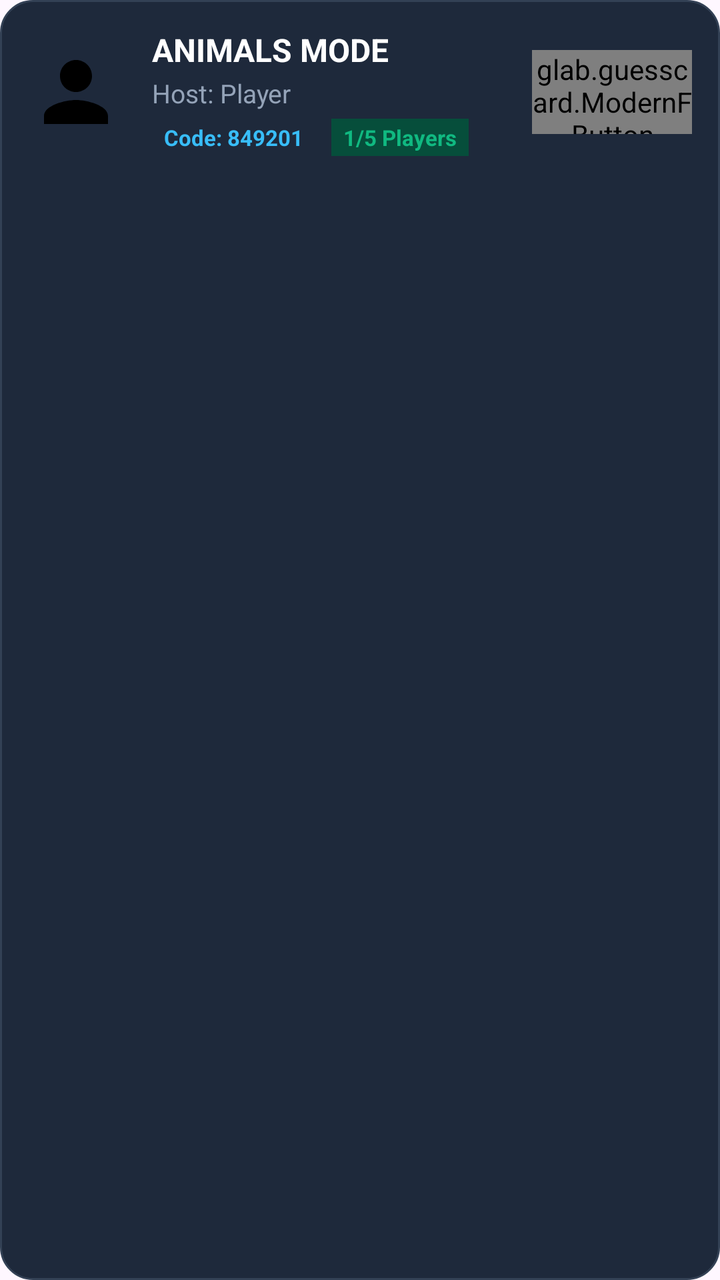
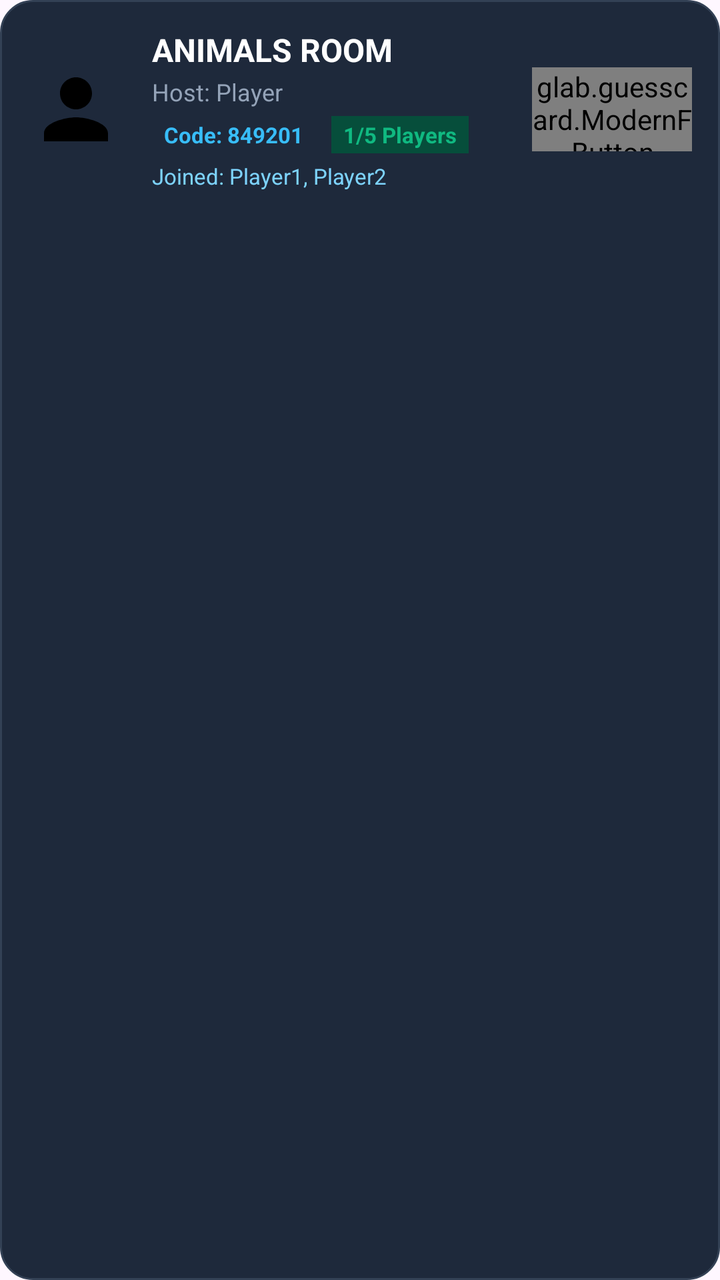

Screens rendered from an Android XML layout before and after an edit, with the pre-edit source and the edit as a unified diff.
<!-- AndroidManifest.xml: application theme Theme.TerritoryWars -->
<!-- res/layout/item_active_room.xml -->
<?xml version="1.0" encoding="utf-8"?>
<FrameLayout xmlns:android="http://schemas.android.com/apk/res/android"
    xmlns:app="http://schemas.android.com/apk/res-auto"
    android:layout_width="match_parent"
    android:layout_height="wrap_content"
    android:layout_marginBottom="12dp"
    android:background="@drawable/shape_glass_card"
    android:padding="14dp">

    <LinearLayout
        android:layout_width="match_parent"
        android:layout_height="wrap_content"
        android:gravity="center_vertical"
        android:orientation="horizontal">

        
        <com.google.android.material.imageview.ShapeableImageView
            android:id="@+id/imgActiveRoomHostAvatar"
            android:layout_width="48dp"
            android:layout_height="48dp"
            android:scaleType="centerCrop"
            android:src="@drawable/ic_profile"
            app:shapeAppearanceOverlay="@style/ShapeAppearance.Material3.Corner.Full" />

        <LinearLayout
            android:layout_width="0dp"
            android:layout_height="wrap_content"
            android:layout_weight="1"
            android:layout_marginStart="14dp"
            android:orientation="vertical">

            <TextView
                android:id="@+id/tvActiveRoomMode"
                android:layout_width="wrap_content"
                android:layout_height="wrap_content"
                android:text="ANIMALS MODE"
                android:textColor="#FFFFFF"
                android:textSize="16sp"
                android:textStyle="bold" />

            <TextView
                android:id="@+id/tvActiveRoomHost"
                android:layout_width="wrap_content"
                android:layout_height="wrap_content"
                android:text="Host: Player"
                android:textColor="#94A3B8"
                android:textSize="13sp"
                android:layout_marginTop="2dp" />

            <LinearLayout
                android:layout_width="wrap_content"
                android:layout_height="wrap_content"
                android:orientation="horizontal"
                android:layout_marginTop="4dp">

                <TextView
                    android:id="@+id/tvActiveRoomCode"
                    android:layout_width="wrap_content"
                    android:layout_height="wrap_content"
                    android:text="Code: 849201"
                    android:textColor="#38BDF8"
                    android:textSize="11sp"
                    android:textStyle="bold"
                    android:background="#1E293B"
                    android:paddingStart="6dp"
                    android:paddingEnd="6dp"
                    android:paddingTop="2dp"
                    android:paddingBottom="2dp" />

                <TextView
                    android:id="@+id/tvActiveRoomPlayers"
                    android:layout_width="wrap_content"
                    android:layout_height="wrap_content"
                    android:text="1/5 Players"
                    android:textColor="#10B981"
                    android:textSize="11sp"
                    android:textStyle="bold"
                    android:background="#064E3B"
                    android:paddingStart="6dp"
                    android:paddingEnd="6dp"
                    android:paddingTop="2dp"
                    android:paddingBottom="2dp"
                    android:layout_marginStart="8dp" />
            </LinearLayout>

        </LinearLayout>

        
        <glab.guesscard.ModernFButton
            android:id="@+id/btnJoinActiveRoom"
            android:layout_width="80dp"
            android:layout_height="42dp"
            android:text="JOIN" />

    </LinearLayout>
</FrameLayout>
<!-- resources referenced by this layout -->
<resources>
  <!-- drawable ic_profile (drawable) -->
  <?xml version="1.0" encoding="utf-8"?>
  <vector xmlns:android="http://schemas.android.com/apk/res/android"
      android:width="24dp"
      android:height="24dp"
      android:viewportWidth="24"
      android:viewportHeight="24">
      <path
          android:fillColor="#FF000000"
          android:pathData="M12,12c2.21,0 4,-1.79 4,-4s-1.79,-4 -4,-4 -4,1.79 -4,4 1.79,4 4,4zM12,14c-2.67,0 -8,1.34 -8,4v2h16v-2c0,-2.66 -5.33,-4 -8,-4z" />
  </vector>
  <!-- drawable shape_glass_card (drawable) -->
  <?xml version="1.0" encoding="utf-8"?>
  <shape xmlns:android="http://schemas.android.com/apk/res/android"
      android:shape="rectangle">
      <solid android:color="#1E293B" />
      <corners android:radius="16dp" />
      <stroke
          android:width="1dp"
          android:color="#334155" />
  </shape>
  <style name="Theme.TerritoryWars" parent="Theme.Material3.DayNight.NoActionBar">
          
          <item name="colorPrimary">@color/purple_500</item>
          <item name="colorPrimaryVariant">@color/purple_700</item>
          <item name="colorOnPrimary">@color/white</item>
          
          <item name="colorSecondary">@color/teal_200</item>
          <item name="colorSecondaryVariant">@color/teal_700</item>
          <item name="colorOnSecondary">@color/black</item>
          
          <item name="android:statusBarColor">@android:color/transparent</item>
          <item name="android:navigationBarColor">@android:color/transparent</item>
          <item name="android:windowDrawsSystemBarBackgrounds">true</item>
      </style>
  <color name="purple_500">#FF6200EE</color>
  <color name="purple_700">#FF3700B3</color>
  <color name="white">#FFFFFFFF</color>
  <color name="teal_200">#FF03DAC5</color>
  <color name="teal_700">#FF018786</color>
  <color name="black">#FF000000</color>
</resources>

<!-- the commit's change to res/layout/item_active_room.xml (unified diff, before → after) -->
@@ -30,22 +30,26 @@
             android:orientation="vertical">
 
             <TextView
-                android:id="@+id/tvActiveRoomMode"
-                android:layout_width="wrap_content"
+                android:id="@+id/tvActiveRoomName"
+                android:layout_width="match_parent"
                 android:layout_height="wrap_content"
-                android:text="ANIMALS MODE"
+                android:text="ANIMALS ROOM"
                 android:textColor="#FFFFFF"
                 android:textSize="16sp"
-                android:textStyle="bold" />
+                android:textStyle="bold"
+                android:maxLines="1"
+                android:ellipsize="end" />
 
             <TextView
                 android:id="@+id/tvActiveRoomHost"
-                android:layout_width="wrap_content"
+                android:layout_width="match_parent"
                 android:layout_height="wrap_content"
                 android:text="Host: Player"
                 android:textColor="#94A3B8"
-                android:textSize="13sp"
-                android:layout_marginTop="2dp" />
+                android:textSize="12sp"
+                android:layout_marginTop="2dp"
+                android:maxLines="1"
+                android:ellipsize="end" />
 
             <LinearLayout
                 android:layout_width="wrap_content"
@@ -83,6 +87,16 @@
                     android:layout_marginStart="8dp" />
             </LinearLayout>
 
+            <TextView
+                android:id="@+id/tvActiveRoomPlayersList"
+                android:layout_width="match_parent"
+                android:layout_height="wrap_content"
+                android:text="Joined: Player1, Player2"
+                android:textColor="#7DD3FC"
+                android:textSize="11sp"
+                android:layout_marginTop="4dp"
+                android:maxLines="1"
+                android:ellipsize="end" />
         </LinearLayout>
 
         
